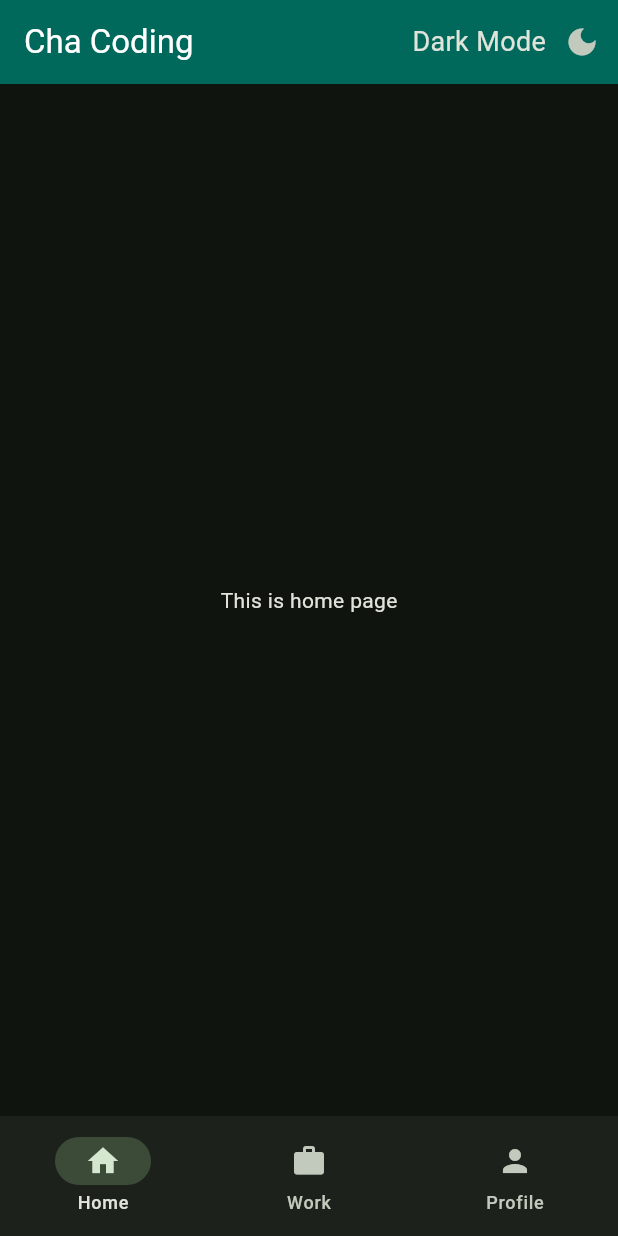
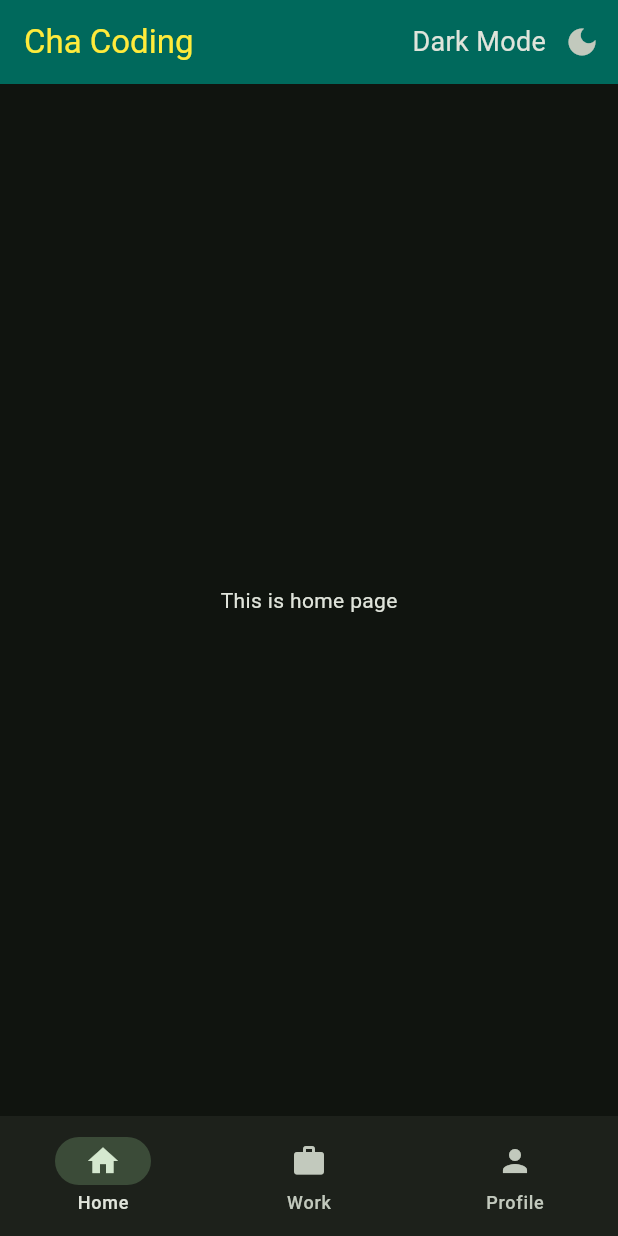
Before and after one commit to iktiarnazib/FlutterTutorials, a Flutter app: the screen it shows after launch, on a phone screen of 412 x 824 dp. Run offline on Flutter 3.47's test engine with Material 3 defaults, Android fonts, the phone set to English and light mode, and no system bars.

Commit message:
dark mode

```diff
--- a/lib/views/widget_tree.dart
+++ b/lib/views/widget_tree.dart
@@ -17,7 +17,9 @@ class WidgetTree extends StatelessWidget {
         title: ValueListenableBuilder(
           valueListenable: isDarkModeNotifier,
           builder: (BuildContext context, dynamic isDarkMode, Widget? child) {
-            return Text('Cha Coding', style: TextStyle(color: Colors.white));
+            return isDarkMode
+                ? Text('Cha Coding', style: TextStyle(color: Colors.yellow))
+                : Text('Cha Coding', style: TextStyle(color: Colors.white));
           },
         ),
         backgroundColor: Colors.teal[800],
```
